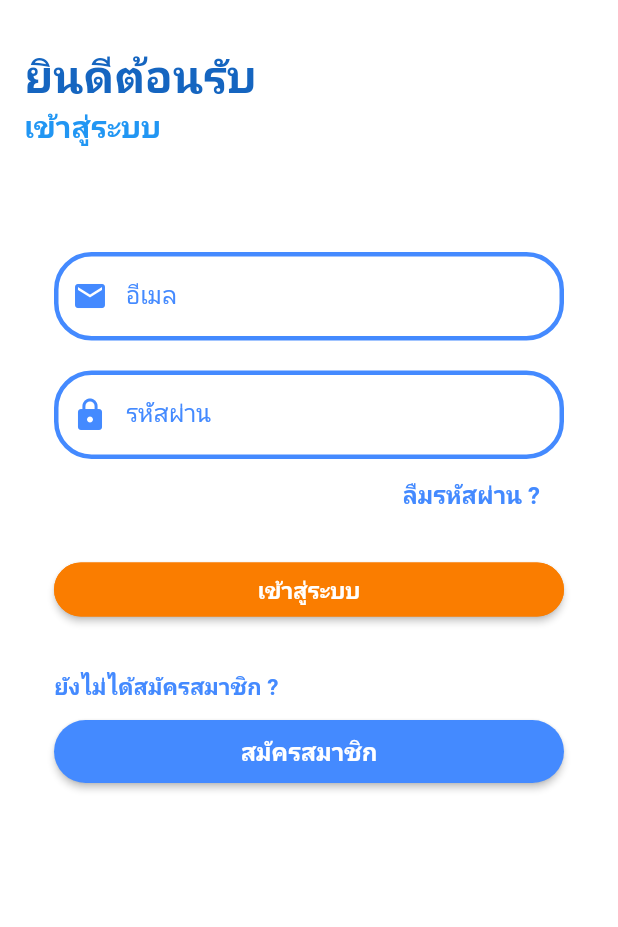
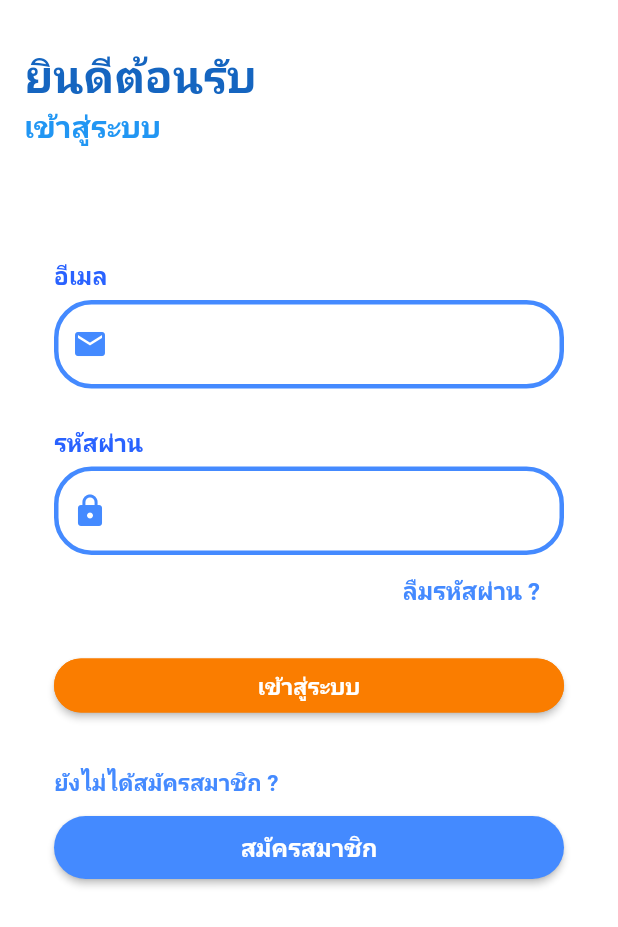
Before and after one commit to mymysu/NHC_app, a Flutter app: the LoginScreen screen opened by its route, on a phone screen of 412 x 824 dp, the part 309-1236 px from its top. Run offline on Flutter 3.47's test engine with Material 2 defaults, Android fonts, the phone set to English and light mode, and no system bars; our stand-ins replace cloud_firestore, convex_bottom_bar, dropdown_search, file_picker, firebase_auth, firebase_core and 13 more; missing offline and left inert: advance_image_picker, camera_web, cloud_firestore_web, dart:ffi, firebase_analytics_web, firebase_auth_web and 7 more; accounts and stored records are empty; Roboto replaces fonts that are missing (Prompt).

```diff
--- a/lib/main.dart
+++ b/lib/main.dart
@@ -1,4 +1,3 @@
-import 'package:firebase_auth/firebase_auth.dart';
 import 'package:firebase_core/firebase_core.dart';
 import 'package:flutter/material.dart';
 import 'package:provider/provider.dart';
@@ -28,10 +27,6 @@ class MyApp extends StatelessWidget {
 
   @override
   Widget build(BuildContext context) {
-    // print(userlogin);
-
-    User? result = FirebaseAuth.instance.currentUser;
-
     return MultiProvider(
         providers: [
           ChangeNotifierProvider<UserProvider>(
@@ -44,7 +39,7 @@ class MyApp extends StatelessWidget {
             theme: ThemeData(
               primarySwatch: Colors.blue,
             ),
-            initialRoute: result == null ? '/login' : '/',
+            initialRoute: '/login',
             routes: {
               '/': (context) => HomeScreen(),
               '/login': (context) => LoginScreen(),
--- a/lib/screen/screen_login.dart
+++ b/lib/screen/screen_login.dart
@@ -27,10 +27,11 @@ class _LoginScreenState extends State<LoginScreen> {
   LoginProfile profile = LoginProfile();
   final Future<FirebaseApp> firebase = Firebase.initializeApp();
   UserProvider userProvider = UserProvider();
+  User? result = FirebaseAuth.instance.currentUser;
 
   @override
   Widget build(BuildContext context) {
-    UserProvider userProvider = Provider.of<UserProvider>(context);
+    print("ติด");
     return FutureBuilder(
         future: firebase,
         builder: (context, snapshot) {
@@ -92,16 +93,27 @@ class _LoginScreenState extends State<LoginScreen> {
                             child: Column(
                               crossAxisAlignment: CrossAxisAlignment.start,
                               children: [
+                                Padding(
+                                  padding:
+                                      const EdgeInsets.only(top: 5, bottom: 5),
+                                  child: Text(
+                                    "อีเมล",
+                                    style: GoogleFonts.prompt(
+                                      fontSize: 16,
+                                      fontWeight: FontWeight.bold,
+                                      color: Colors.blueAccent[700],
+                                    ),
+                                  ),
+                                ),
                                 TextFormField(
-                                  style: TextStyle(color: Colors.blueAccent),
+                                  style: TextStyle(
+                                      color: Colors.blueAccent.shade700),
                                   cursorColor: Colors.blueAccent,
                                   enableSuggestions: false,
                                   autocorrect: false,
+                                  initialValue: result!.email,
                                   decoration: InputDecoration(
                                     fillColor: Colors.blueAccent,
-                                    labelText: 'อีเมล',
-                                    labelStyle: GoogleFonts.prompt(
-                                        color: Colors.blueAccent),
                                     prefixIcon: const Icon(
                                       Icons.email,
                                       color: Colors.blueAccent,
@@ -135,13 +147,26 @@ class _LoginScreenState extends State<LoginScreen> {
                                 SizedBox(
                                   height: 20,
                                 ),
+                                Padding(
+                                  padding:
+                                      const EdgeInsets.only(top: 5, bottom: 5),
+                                  child: Text(
+                                    "รหัสผ่าน",
+                                    style: GoogleFonts.prompt(
+                                      fontSize: 16,
+                                      fontWeight: FontWeight.bold,
+                                      color: Colors.blueAccent[700],
+                                    ),
+                                  ),
+                                ),
                                 TextFormField(
-                                  style: TextStyle(color: Colors.blueAccent),
-                                  cursorColor: Colors.white,
+                                  style: TextStyle(
+                                      color: Colors.blueAccent.shade700),
+                                  cursorColor: Colors.blueAccent,
+                                  initialValue:
+                                      userProvider.userProfile.password,
+                                  keyboardType: TextInputType.number,
                                   decoration: InputDecoration(
-                                    labelText: 'รหัสผ่าน',
-                                    labelStyle: GoogleFonts.prompt(
-                                        color: Colors.blueAccent),
                                     prefixIcon: Icon(
                                       Icons.lock,
                                       color: Colors.blueAccent,
--- a/lib/screen/screen_news.dart
+++ b/lib/screen/screen_news.dart
@@ -13,10 +13,6 @@ class NewsScreen extends StatelessWidget {
 
   @override
   Widget build(BuildContext context) {
-    UserProvider userProvider = Provider.of<UserProvider>(context);
-    User? result = FirebaseAuth.instance.currentUser;
-    userProvider.getProfileFromFirestore(result!.uid);
-
     return Scaffold(
       appBar: AppBar(
         title: Text(
```
Also changed, not shown: pubspec.yaml (+7 -0 lines), assets/icons/logo_hii.png (added), pubspec.lock, 14 other files.
